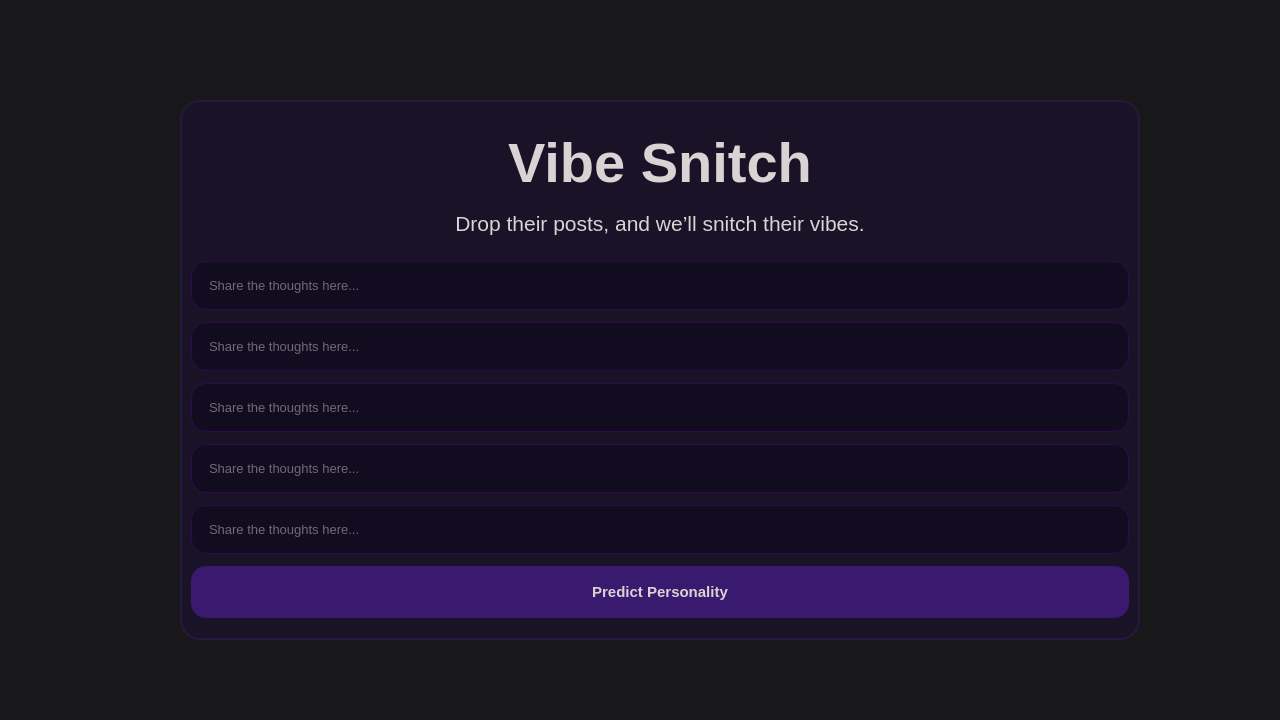
This is gui/VibeMain.ui in Ersatz-xD/VibeSnitch-AI as Qt 5 draws it before an edit. The edited form follows.
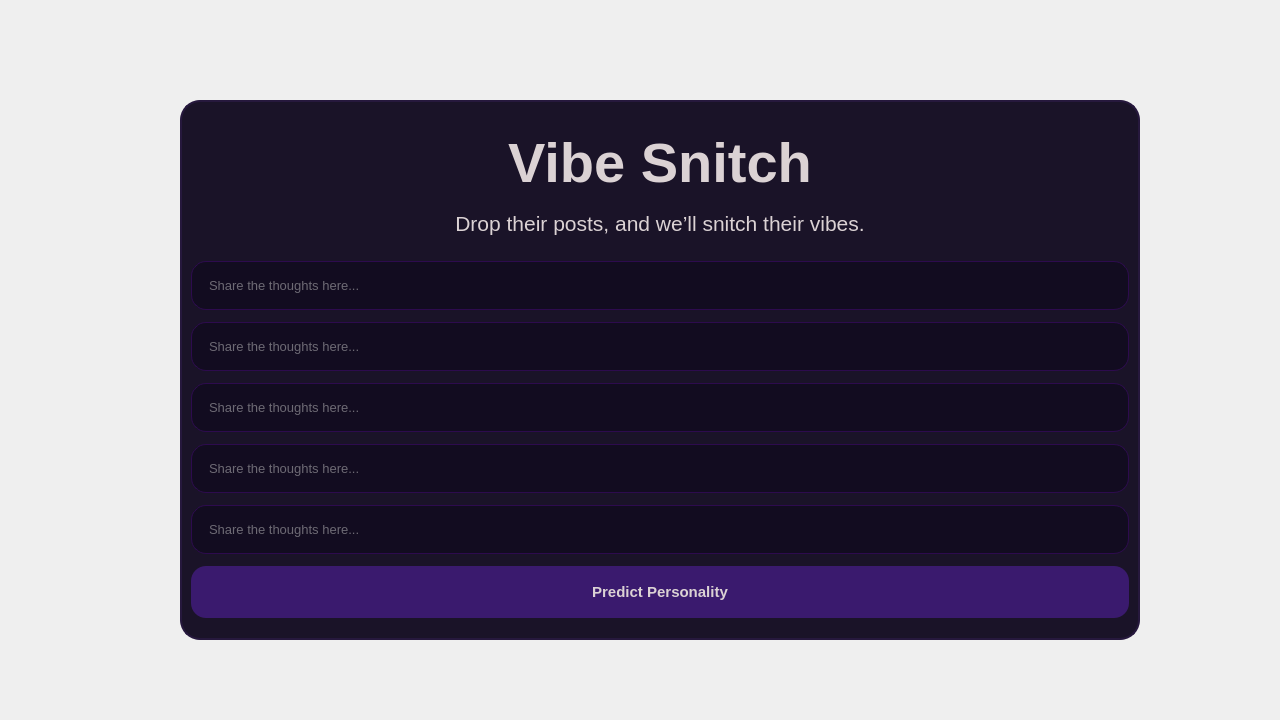
This is the edited form.

Commit message: added gradient in background

```diff
--- a/gui/VibeMain.ui
+++ b/gui/VibeMain.ui
@@ -26,7 +26,18 @@
    <string notr="true">Vibe Snitch - AI</string>
   </property>
   <property name="styleSheet">
-   <string notr="true">background-color: #18181b;</string>
+   <string notr="true">QWidget {
+    background: qlineargradient(
+        spread:pad,
+        x1:0, y1:0,
+        x2:1, y2:1,
+        stop:0 #1c192b,
+        stop:0.2 #434262,
+        stop:0.4 #25223c,
+        stop:0.6 #363353,
+        stop:1 #151321
+    );
+}</string>
   </property>
   <widget class="QFrame" name="mainCard">
    <property name="geometry">
```
